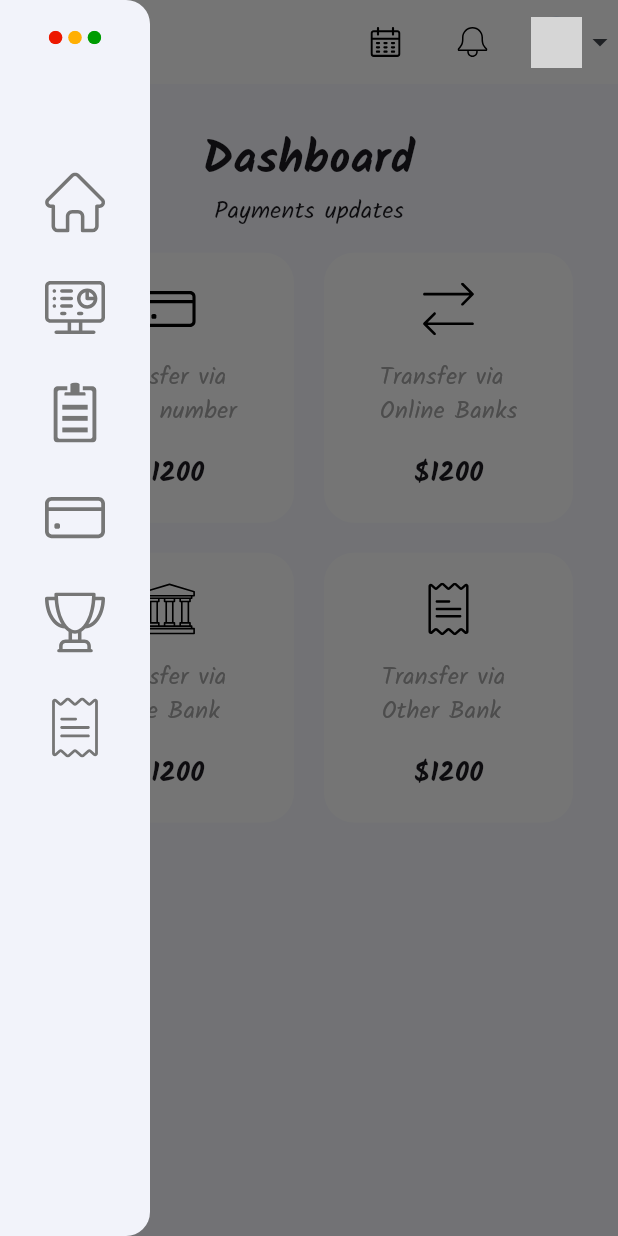
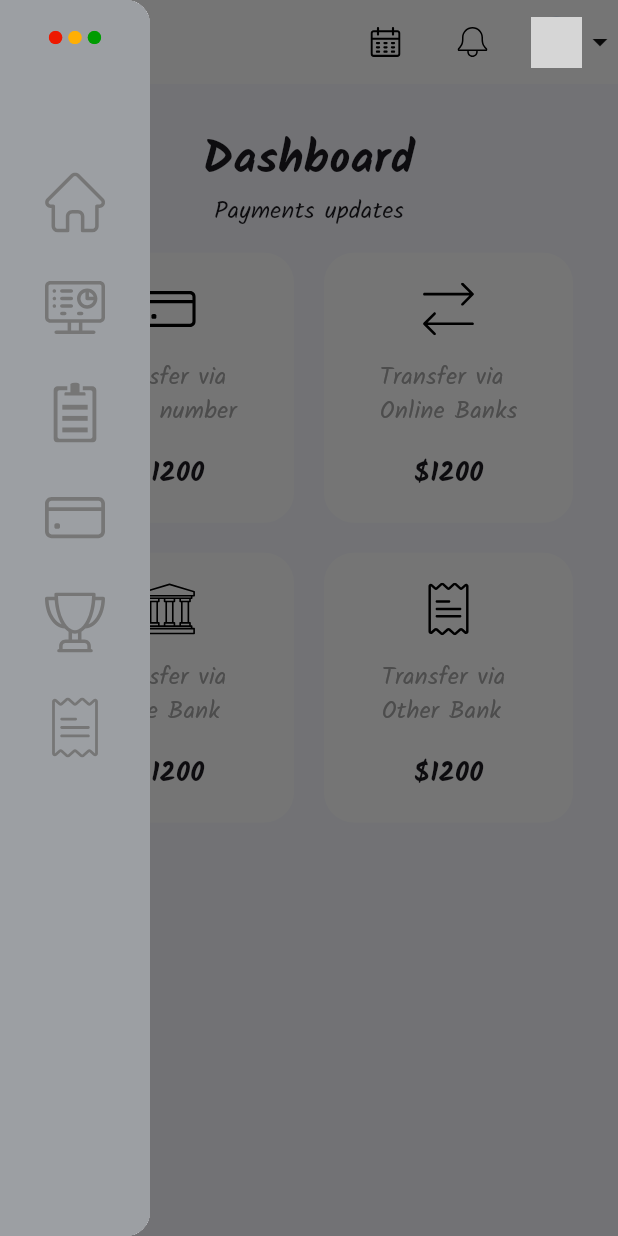
Before and after one commit to Harurin5671/crm, a Flutter app: the HomeScreen screen opened by its route, with the side drawer open, on a phone screen of 412 x 824 dp. Run offline on Flutter 3.47's test engine with Material 3 defaults, Android fonts, the phone set to English and light mode, and no system bars; our stand-ins replace flutter_svg, get, google_fonts; network calls fail; grey boxes are pictures that could not be loaded.

Commit message:
Agregando mas paleta de colores

```diff
--- a/crm_project/lib/configs/theme/app_colors.dart
+++ b/crm_project/lib/configs/theme/app_colors.dart
@@ -2,38 +2,60 @@ import 'package:flutter/material.dart';
 
 class AppColors {
   //General Colors
+  static const black = Color(0xff151515);
+  static const contrast = Color(0xfffffffc);
+  static const errorAlternativeDark = Color(0xffd5311d);
+  static const errorAlternativeLight = Color(0xffff6146);
+  static const errorContainerHover = Color(0xffff4328);
+  static const errorMain = Color(0xffff4c2d);
+  static const iconGray = Color(0xff767676);
+  static const infoAlternativeDark = Color(0xff0071b5);
+  static const infoAlternativeLight = Color(0xff04baff);
+  static const infoContainerHover = Color(0xff009cf9);
+  static const infoMain = Color(0xff00b1ff);
+  static const lightAlternativeDark = Color(0xff213694);
+  static const lightAlternativeLight = Color(0xff4867ef);
+  static const main = Color(0xff2e4cce);
+  static const outlinedHover = Color(0xfff6f7fc);
+  static const outlinedRestingHover = Color(0xffcdd6f9);
+  static const secondary = Color(0xffa6a6a6);
+  static const secondaryAlternativeDark = Color(0xff4d5056);
+  static const secondaryAlternativeLight = Color(0xff9c9fa3);
+  static const secondaryBg = Color(0xff9c9fa3);
+  static const secondaryContainerHover = Color(0xff777b81);
+  static const secondaryMain = Color(0xff8a8d92);
+  static const secondaryOutlinedRestingHover = Color(0xffc5c6c7);
+  static const successAlternativeDark = Color(0xff00810d);
+  static const successAlternativeLight = Color(0xff1bd031);
+  static const successContainerHover = Color(0xff00b212);
+  static const successMain = Color(0xff00ca15);
+  static const warningAlternativeDark = Color(0xffa17300);
+  static const warningAlternativeLight = Color(0xffffb537);
+  static const warningContainedHover = Color(0xffde9e00);
+  static const warningMain = Color(0xfffdb400);
   static const white = Colors.white;
-  static const secondary = Color(0xffa6a6a6);
-  static const iconGray = Color(0xff767676);
-  static const contrast = Color(0xfffffffc);
-  static const outlinedHover = Color(0xfff6f7fc);
-  static const main = Color(0xff2e4cce);
-  static const secondaryMain = Color(0xff8a8d92);
-  static const lightAlternativeLight = Color(0xff4867ef);
-  static const lightAlternativeDark = Color(0xff213694);
-  static const outlinedRestingHover = Color(0xffcdd6f9);
-  static const secondaryAlternativeLight = Color(0xff9c9fa3);
-  static const secondaryAlternativeDark = Color(0xff4d5056);
-  static const secondaryContainerHover = Color(0xff777b81);
-  static const secondaryOutlinedRestingHover = Color(0xffc5c6c7);
-  static const infoMain = Color(0xff00b1ff);
-  static const infoAlternativeLight = Color(0xff04baff);
-  static const infoAlternativeDark = Color(0xff0071b5);
-  static const infoContainerHover = Color(0xff009cf9);
-  static const successMain = Color(0xff00ca15);
-  static const successAlternativeLight = Color(0xff1bd031);
-  static const successAlternativeDark = Color(0xff00810d);
-  static const successContainerHover = Color(0xff00b212);
-  static const warningMain = Color(0xfffdb400);
-  static const warningAlternativeLight = Color(0xffffb537);
-  static const warningAlternativeDark = Color(0xffa17300);
-  static const warningContainedHover = Color(0xffde9e00);
-  static const errorMain = Color(0xffff4c2d);
-  static const errorAlternativeLight = Color(0xffff6146);
-  static const errorAlternativeDark = Color(0xffd5311d);
-  static const errorContainerHover = Color(0xffff4328);
+  static const darkText = Color(0xffd6cbe2);
 
   // Light Colors
+  //Text Colors
+  static const lightTextPrimary = Color(0xff666c74);
+  static const lightTextSecondary = Color(0xff7c767c);
+  static const lightTextDisabled = Color(0xffb6b2b5);
+  //Action Colors
+  static const lightActionActive = Color(0xff969296);
+  static const lightActionHover = Color(0xfff7f7f6);
+  static const lightActionSelected = Color(0xfff1efed);
+  static const lightActionDisabled = Color(0xffcdcbcc);
+  static const lightActionDisabledBg = Color(0xffe8e6e5);
+  static const lightActionFocus = Color(0xffe8e6e5);
+  //Custom BG Colors
+  static const lightCustomBgPrimary = Color(0xffC5B8D8);
+  static const lightCustomBgSecondary = Color(0xffC6C7C6);
+  static const lightInfoCustomBg = Color(0xffB0C6DB);
+  static const lightSuccessCustomBg = Color(0xffB9CCBA);
+  static const lightWarningCustomBg = Color(0xffD9BFAA);
+  static const lightErrorCustomBg = Color(0xffD6B5B3);
+  static const lightMenuActive = Color(0xff093D81);
   //Primary Colors
   static const primaryLightMain = main;
   static const primaryLightAlternativeLight = lightAlternativeLight;
@@ -85,6 +107,24 @@ class AppColors {
   static const dangerLightOutlinedRestingHover = Color(0xfffea7a8);
 
   //Dark Colors
+  //Text Colors
+  static const darkTextPrimary = darkText;
+  static const darkTextSecondary = darkText;
+  static const darkTextDisabled = darkText;
+  //Action Colors
+  static const darkActionActive = Color(0xff9290ab);
+  static const darkActionHover = Color(0xff383553);
+  static const darkActionSelected = Color(0xff3e3b58);
+  static const darkActionDisabled = Color(0xff605d78);
+  static const darkActionDisabledBg = Color(0xff474261);
+  static const darkActionFocus = Color(0xff474261);
+  //Custom BG Colors
+  static const darkCustomBgPrimary = Color(0xff3d3360);
+  static const darkCustomBgSecondary = Color(0xff3d3854);
+  static const darkInfoCustomBg = Color(0xff2f3a60);
+  static const darkSuccessCustomBg = Color(0xff353d4d);
+  static const darkWarningCustomBg = Color(0xff4A3F43);
+  static const darkErrorCustomBg = Color(0xff483149);
   //Dark Primary Colors
   static const primaryDarkMain = main;
   static const primaryDarkAlternativeLight = lightAlternativeLight;
```
